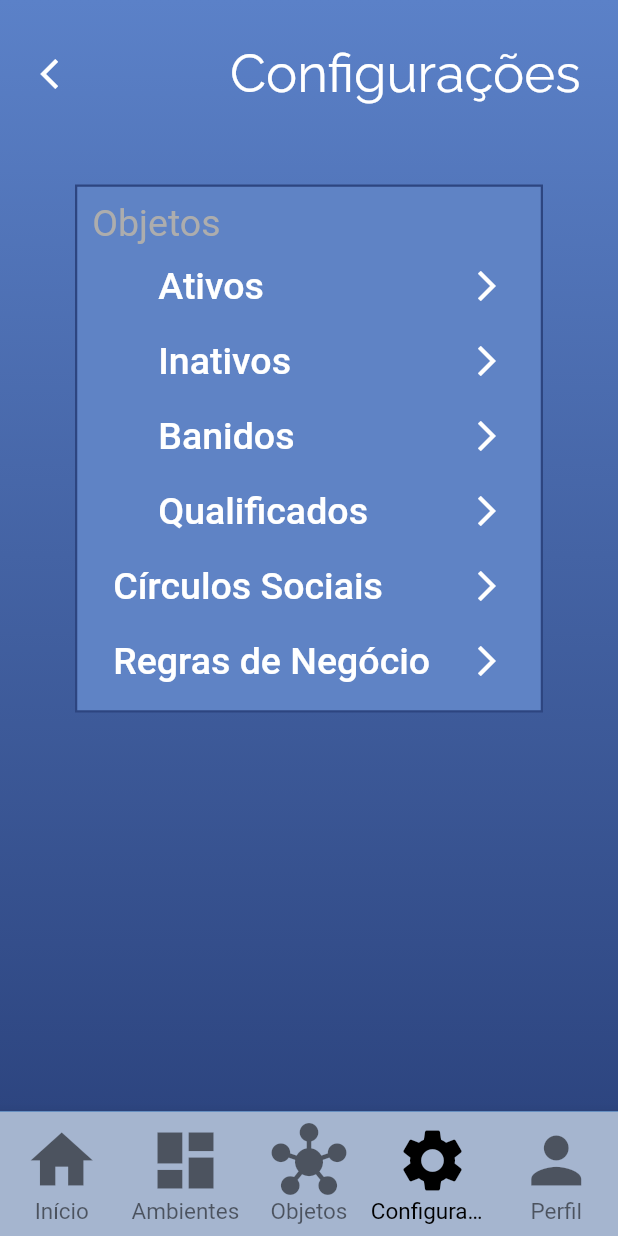
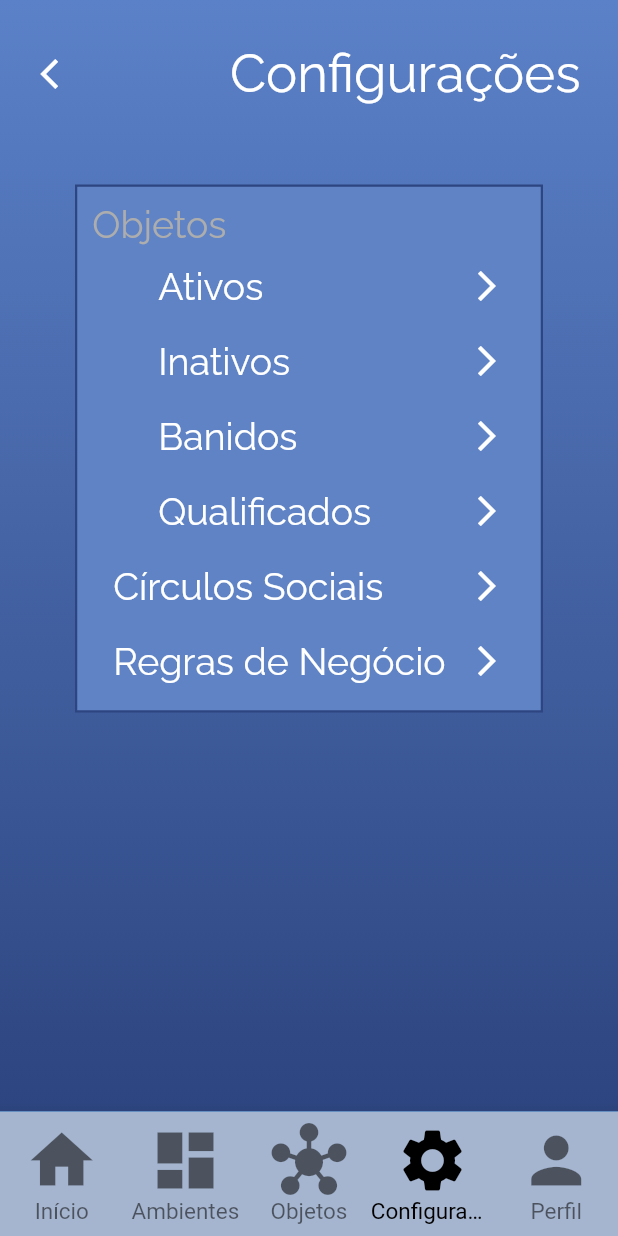
Before and after one commit to LUPSSIoT/VISO_APP, a Flutter app: the screen it shows after launch, item 4 of the bottom bar chosen, on a phone screen of 412 x 824 dp. Run offline on Flutter 3.47's test engine with Material 2 defaults, Android fonts, the phone set to English and light mode, and no system bars.

Commit message:
Update tela_configuracoes.dart

```diff
--- a/lib/tela_configuracoes.dart
+++ b/lib/tela_configuracoes.dart
@@ -27,6 +27,7 @@ class TelaConfiguracoes extends StatelessWidget {
                   padding: EdgeInsets.all(2),
                   child: Text('Objetos',
                       style: TextStyle(
+                          fontFamily: 'Raleway',
                           color: Color.fromARGB(255, 173, 173, 173),
                           fontSize: 25)),
                 ),
@@ -43,6 +44,7 @@ class TelaConfiguracoes extends StatelessWidget {
                           children: const [
                             Text('Ativos',
                                 style: TextStyle(
+                                    fontFamily: 'Raleway',
                                     color: Colors.white, fontSize: 25)),
                             Icon(Icons.arrow_forward_ios, color: Colors.white),
                           ],
@@ -57,6 +59,7 @@ class TelaConfiguracoes extends StatelessWidget {
                           children: const [
                             Text('Inativos',
                                 style: TextStyle(
+                                    fontFamily: 'Raleway',
                                     color: Colors.white, fontSize: 25)),
                             Icon(Icons.arrow_forward_ios, color: Colors.white),
                           ],
@@ -71,6 +74,7 @@ class TelaConfiguracoes extends StatelessWidget {
                           children: const [
                             Text('Banidos',
                                 style: TextStyle(
+                                    fontFamily: 'Raleway',
                                     color: Colors.white, fontSize: 25)),
                             Icon(Icons.arrow_forward_ios, color: Colors.white),
                           ],
@@ -85,6 +89,7 @@ class TelaConfiguracoes extends StatelessWidget {
                           children: const [
                             Text('Qualificados',
                                 style: TextStyle(
+                                    fontFamily: 'Raleway',
                                     color: Colors.white, fontSize: 25)),
                             Icon(Icons.arrow_forward_ios, color: Colors.white),
                           ],
@@ -101,7 +106,8 @@ class TelaConfiguracoes extends StatelessWidget {
                     mainAxisAlignment: MainAxisAlignment.spaceBetween,
                     children: const [
                       Text('Círculos Sociais',
-                          style: TextStyle(color: Colors.white, fontSize: 25)),
+                          style: TextStyle(
+                              fontFamily: 'Raleway', color: Colors.white, fontSize: 25)),
                       Icon(Icons.arrow_forward_ios, color: Colors.white),
                     ],
                   ),
@@ -114,7 +120,8 @@ class TelaConfiguracoes extends StatelessWidget {
                     mainAxisAlignment: MainAxisAlignment.spaceBetween,
                     children: const [
                       Text('Regras de Negócio',
-                          style: TextStyle(color: Colors.white, fontSize: 25)),
+                          style: TextStyle(
+                              fontFamily: 'Raleway', color: Colors.white, fontSize: 25)),
                       Icon(Icons.arrow_forward_ios, color: Colors.white),
                     ],
                   ),
```
